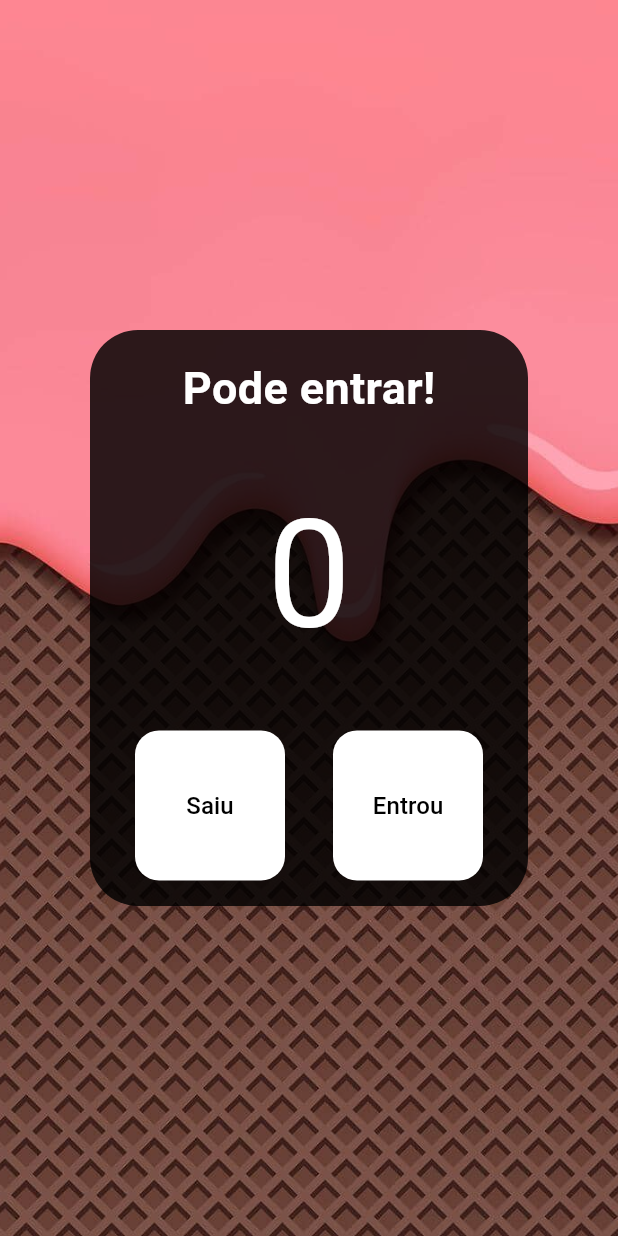
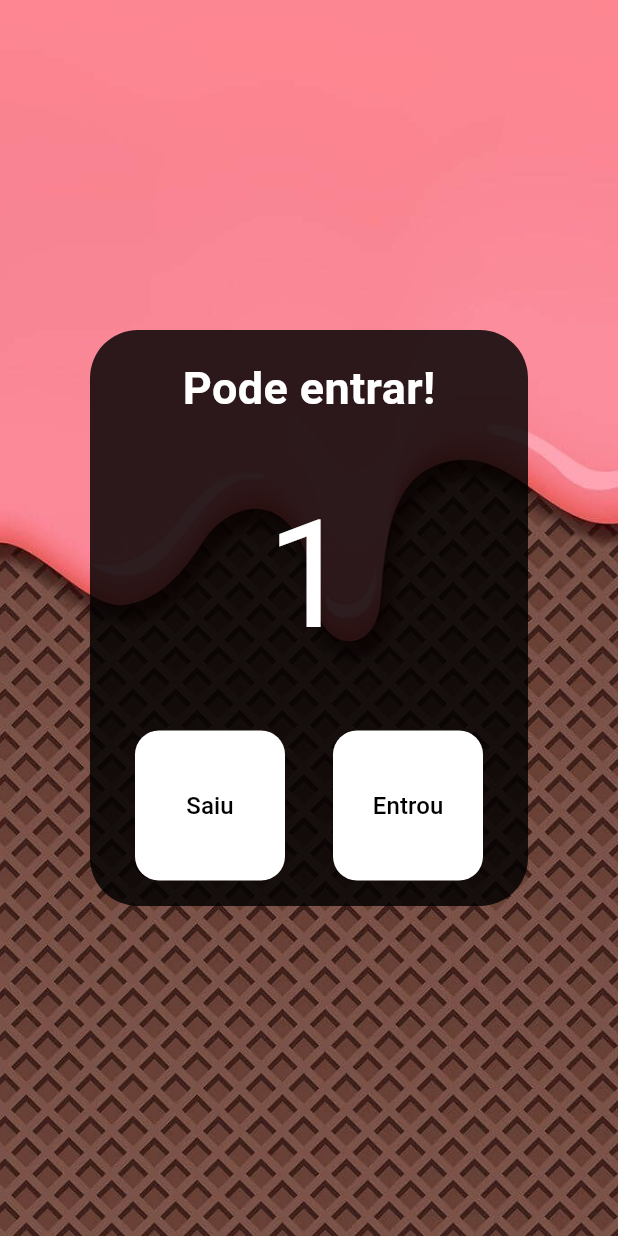
Before and after one commit to joaoaugusto-dev/curso-flutter, a Flutter app: the screen it shows after launch, after a tap on "Entrou", on a phone screen of 412 x 824 dp. Run offline on Flutter 3.47's test engine with Material 3 defaults, Android fonts, the light colour scheme and no system bars.

Commit message:
Funções lógicas e ajustes finos

```diff
--- a/FLUTTER001 - APP CONTADOR DE PESSOAS/contador_de_pessoas/lib/main.dart
+++ b/FLUTTER001 - APP CONTADOR DE PESSOAS/contador_de_pessoas/lib/main.dart
@@ -11,21 +11,56 @@ class MyApp extends StatelessWidget {
   @override
   Widget build(BuildContext context) {
     return MaterialApp(
-      home: const HomePage(),
+      home: HomePage(),
       debugShowCheckedModeBanner: false,
     );
   }
 }
 
-class HomePage extends StatelessWidget {
-  const HomePage({super.key});
+class HomePage extends StatefulWidget {
+  HomePage({super.key});
+
+  @override
+  State<HomePage> createState() =>
+      _HomePageState();
+}
+
+class _HomePageState extends State<HomePage> {
+  int contador = 0;
 
   void decrement() {
-    print("Decrement");
+    if (contador > 0) {
+      setState(() {
+        contador--;
+      });
+    }
+    print(contador);
   }
 
   void increment() {
-    print("Increment");
+    //toda vez que isso acontecer, ele redefine o estado, "atualiza"
+    if (contador < 20) {
+      setState(() {
+        contador++;
+      });
+    }
+    print(contador);
+  }
+
+  String estadoLotacaoString() {
+    if (contador < 20) {
+      return "Pode entrar!";
+    } else {
+      return "Lotação completa!";
+    }
+  }
+
+  Color estadoLotacaoColor() {
+    if (contador < 20) {
+      return Colors.white;
+    } else {
+      return Color.fromRGBO(255, 87, 104, 1);
+    }
   }
 
   @override
@@ -67,11 +102,11 @@ class HomePage extends StatelessWidget {
               mainAxisAlignment:
                   MainAxisAlignment.center,
               children: [
-                const Text(
-                  "Pode entrar!",
+                Text(
+                  estadoLotacaoString(),
                   style: TextStyle(
                     fontSize: 30,
-                    color: Colors.white,
+                    color: estadoLotacaoColor(),
                     fontWeight: FontWeight.w700,
                     //letterSpacing: 1,
                     //backgroundColor: Colors.white,
@@ -85,8 +120,8 @@ class HomePage extends StatelessWidget {
                     32,
                   ),
                   child: Text(
-                    "0",
-                    style: TextStyle(
+                    contador.toString(),
+                    style: const TextStyle(
                       fontSize: 100,
                       color: Colors.white,
                     ),
```
